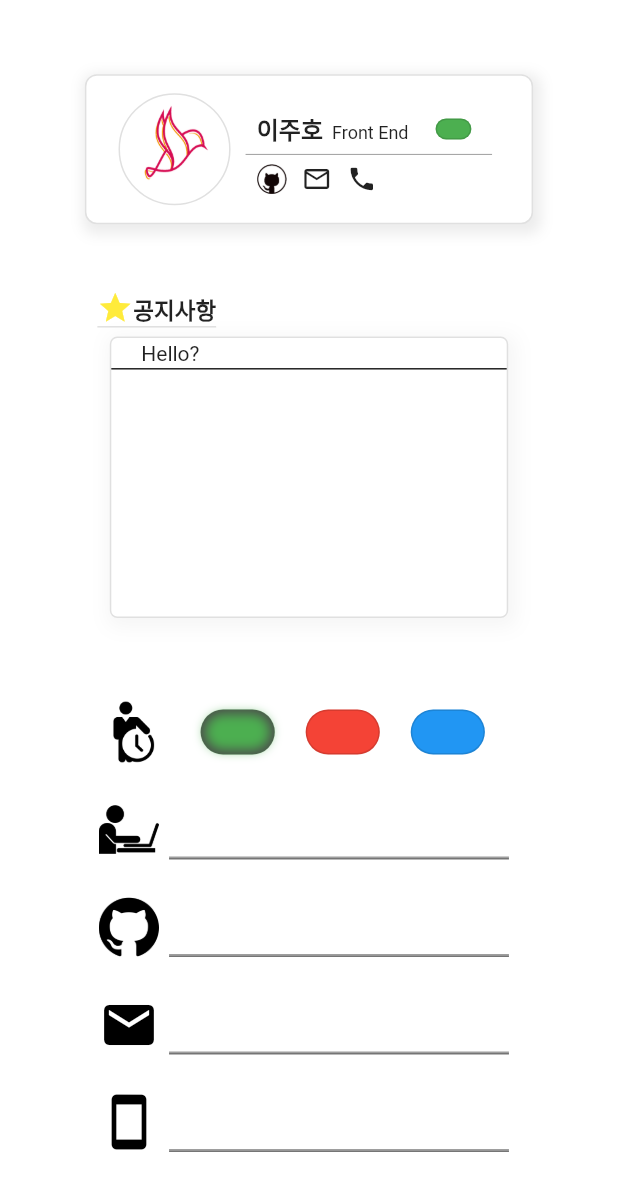
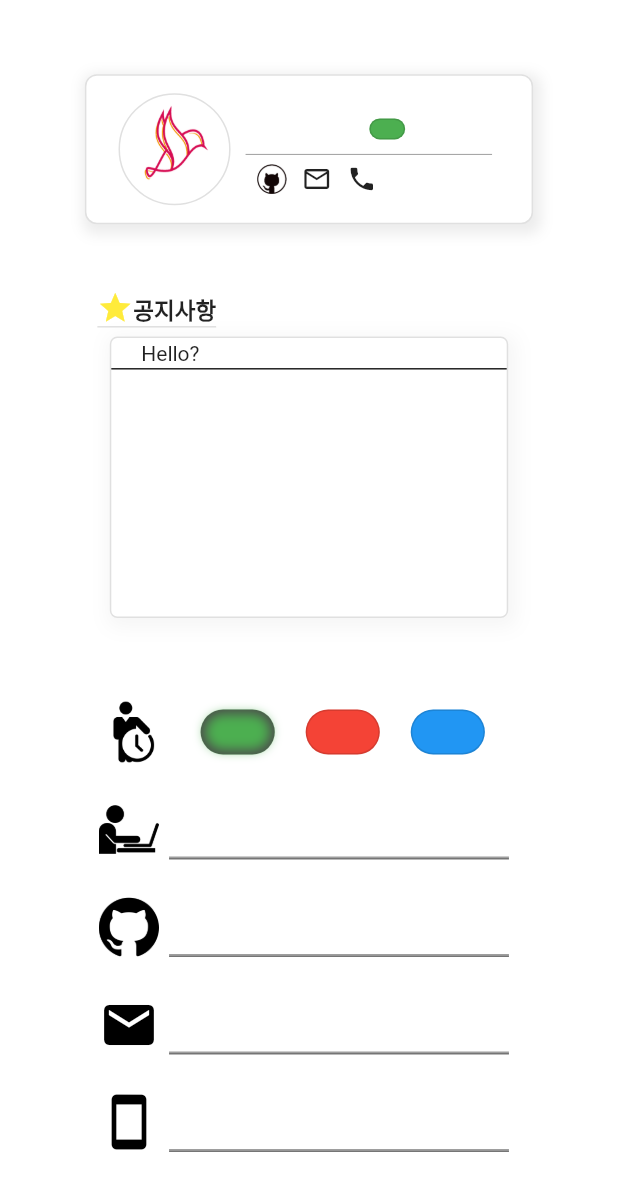
Before and after one commit to wonjongseo/filot-chatting, a Flutter app: the MyProfile screen opened directly, on a phone screen of 412 x 824 dp. Shown: the top 1191 px of the screen. Run offline on Flutter 3.47's test engine with Material 2 defaults, Android fonts, the phone set to English and light mode, and no system bars; our stand-ins replace flutter_secure_storage, socket_io_client, url_launcher_web; missing offline and left inert: client_cookie, dart:html; accounts and stored records are empty; network calls fail.

Commit message:
Update: MyProfile page update with set mydata

```diff
--- a/flutter_chat_app/lib/MainPage/MyProfile/MyProfile.dart
+++ b/flutter_chat_app/lib/MainPage/MyProfile/MyProfile.dart
@@ -238,7 +238,7 @@ class _MyProfile extends State<MyProfile> {
                   alignment: Alignment.bottomLeft,
                   child: Row(
                     children: [
-                      Text("이주호",style: TextStyle(fontSize: 16,fontWeight: FontWeight.bold)),
+                      Text(_myData.getName(),style: TextStyle(fontSize: 16,fontWeight: FontWeight.bold)),
                       Padding(padding: EdgeInsets.all(3)),
                       Container(
                         width: _widthRate*23.1,
@@ -246,12 +246,10 @@ class _MyProfile extends State<MyProfile> {
                         child: Column(
                           children: [
                             Padding(padding: EdgeInsets.all(6)),
-                            Text("Front End",style: TextStyle(fontSize: 12))
+                            Text(_myData.getRole(),style: TextStyle(fontSize: 12))
                           ],
                         ),
-
                       ),
-
                       Container(
                         width: _widthRate*8,
                         height: _hegihtRate*14,
@@ -266,7 +264,6 @@ class _MyProfile extends State<MyProfile> {
                       ),
                     ],
                   ),
-
                 ),
                 Container(
                   height: 1,
```
